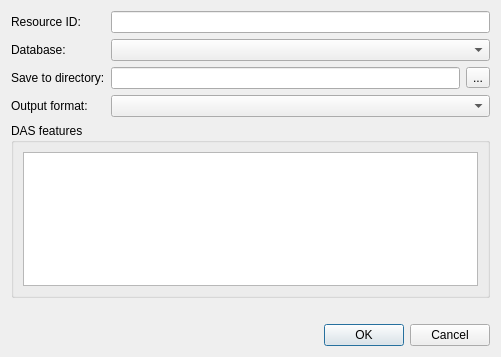
Before: the Qt Designer form src/corelibs/U2Gui/src/util/ui/DownloadRemoteFileDialog.ui in violethaze74/ugene, drawn with Qt 5.
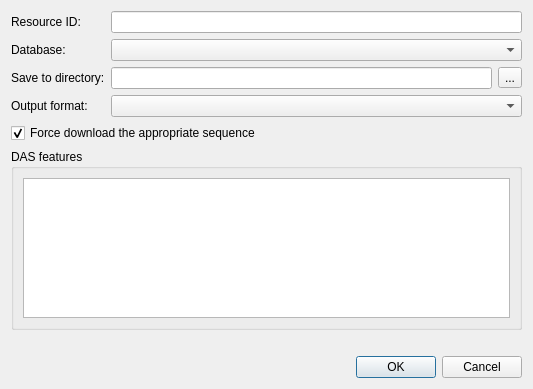
After: the same form once the commit is applied.

Commit message: UGENE-3238: Load sequences from NCBI

What changed in the file:
```diff
--- a/src/corelibs/U2Gui/src/util/ui/DownloadRemoteFileDialog.ui
+++ b/src/corelibs/U2Gui/src/util/ui/DownloadRemoteFileDialog.ui
@@ -6,8 +6,8 @@
    <rect>
     <x>0</x>
     <y>0</y>
-    <width>501</width>
-    <height>357</height>
+    <width>533</width>
+    <height>389</height>
    </rect>
   </property>
   <property name="sizePolicy">
@@ -129,6 +129,19 @@
      </item>
     </layout>
    </item>
+   <item>
+    <widget class="QCheckBox" name="chbForceDownloadSequence">
+     <property name="toolTip">
+      <string>Some entries in the NCBI databases contain features without a sequence. You can download both sequence and features by checking this parameter. Note that some sequences are rather big.</string>
+     </property>
+     <property name="text">
+      <string>Force download the appropriate sequence</string>
+     </property>
+     <property name="checked">
+      <bool>true</bool>
+     </property>
+    </widget>
+   </item>
    <item>
     <widget class="QGroupBox" name="dasBox">
      <property name="sizePolicy">
```
The commit also changes 22 other files.
